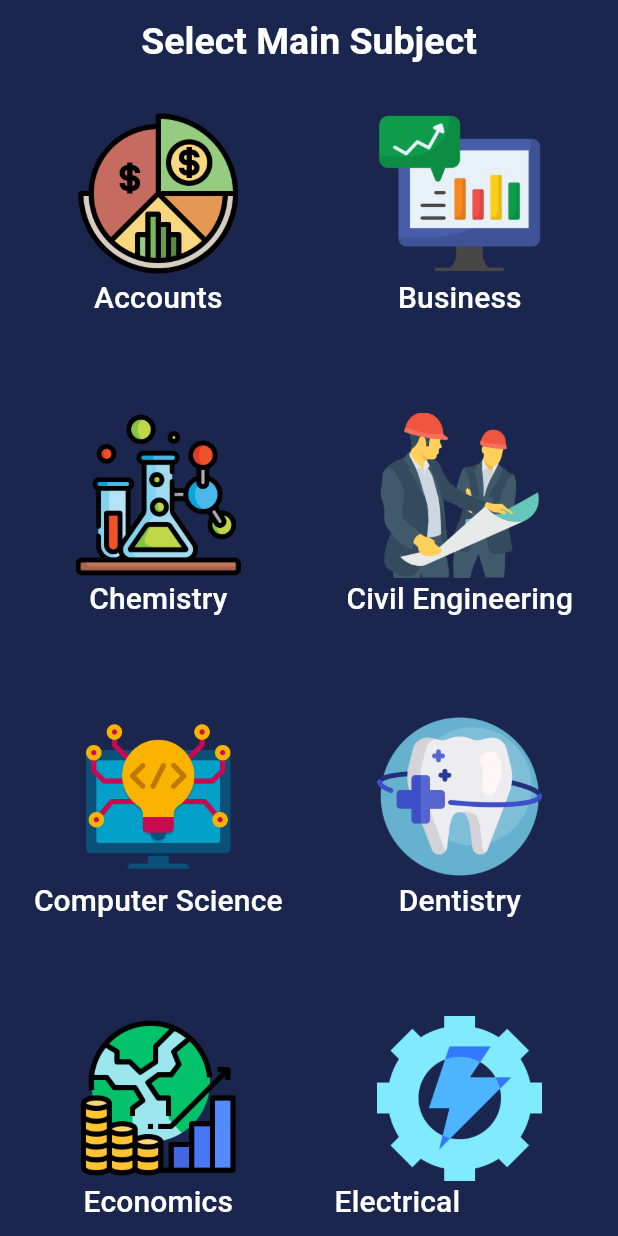
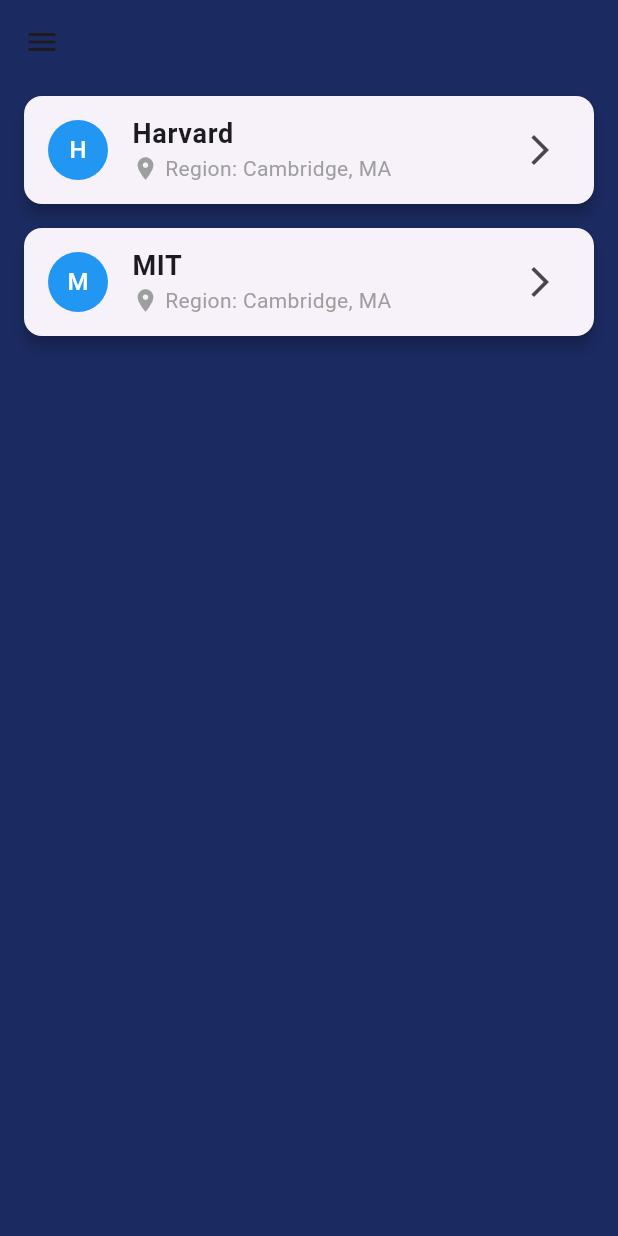
Before and after one commit to Lxghtning/SmartBengalHackathon24, a Flutter app: the Grid_MainSubject screen opened directly, after a tap on "Accounts", on a phone screen of 412 x 824 dp. Run offline on Flutter 3.47's test engine with Material 3 defaults, Android fonts, the phone set to English and light mode, and no system bars; our stand-ins replace cached_network_image, cloud_firestore, email_validator, firebase_auth, firebase_core, google_fonts and 2 more; accounts and stored records are empty.

Commit message:
trijalbhaiya op

```diff
--- a/lib/Components/NavBar.dart
+++ b/lib/Components/NavBar.dart
@@ -1,4 +1,5 @@
 import 'package:sbh24/Forum/forum.dart';
+import 'package:sbh24/Startup%20Screens/Grid.dart';
 import 'package:sbh24/main.dart';
 import 'package:sbh24/Components/Navigators.dart';
 import 'package:firebase_auth/firebase_auth.dart';
@@ -64,9 +65,9 @@ class NavBar extends StatelessWidget {
             title: const Text('Services'),
             children: [
               ListTile(
-                title: const Text("College Counselling"),
+                title: const Text("Connect with a professional"),
                 onTap: () {
-
+                    nav.navigateToPage(context, Grid_Country());
                 },
               ),
               ListTile(
--- /dev/null
+++ b/lib/Const/collegeDisplay.dart
@@ -0,0 +1,68 @@
+import 'package:flutter/material.dart';
+import 'package:hexcolor/hexcolor.dart';
+import 'package:sbh24/Components/NavBar.dart';
+
+class CollegeDisplay extends StatefulWidget {
+  const CollegeDisplay({super.key});
+
+  @override
+  State<CollegeDisplay> createState() => _CollegeDisplayState();
+}
+
+class _CollegeDisplayState extends State<CollegeDisplay> {
+  List<Map<String, String>> colleges = [
+    {"name": "Harvard", "region": "Cambridge, MA"},
+    {"name": "MIT", "region": "Cambridge, MA"},
+    // Add more colleges as needed
+  ];
+
+  @override
+  Widget build(BuildContext context) {
+    return Scaffold(
+      backgroundColor: HexColor("#1b2a61"),
+      drawer: NavBar(),
+      appBar: AppBar(
+        backgroundColor: Colors.transparent,
+      ),
+      body: ListView.builder(
+        itemCount: colleges.length,
+        itemBuilder: (context, index) {
+          return Card(
+            margin: EdgeInsets.symmetric(horizontal: 16, vertical: 8),
+            elevation: 4,
+            shape: RoundedRectangleBorder(
+              borderRadius: BorderRadius.circular(12),
+            ),
+            child: ListTile(
+              leading: CircleAvatar(
+                child: Text(
+                  colleges[index]["name"]![0], // Displaying the first character of college name
+                  style: TextStyle(color: Colors.white),
+                ),
+                backgroundColor: Colors.blue, // You can customize the background color
+              ),
+              title: Text(
+                colleges[index]["name"]!,
+                style: TextStyle(fontSize: 18, fontWeight: FontWeight.bold),
+              ),
+              subtitle: Row(
+                children: [
+                  Icon(Icons.location_on, color: Colors.grey, size: 18),
+                  SizedBox(width: 4),
+                  Text(
+                    "Region: ${colleges[index]["region"]}",
+                    style: TextStyle(fontSize: 14, color: Colors.grey),
+                  ),
+                ],
+              ),
+              trailing: Icon(Icons.arrow_forward_ios),
+              onTap: () {
+                // Handle onTap if needed
+              },
+            ),
+          );
+        },
+      ),
+    );
+  }
+}
--- a/lib/Startup Screens/Grid.dart
+++ b/lib/Startup Screens/Grid.dart
@@ -1,5 +1,7 @@
  import 'package:flutter/material.dart';
+import 'package:page_transition/page_transition.dart';
 import 'package:sbh24/Components/Navigators.dart';
+import 'package:sbh24/Const/collegeDisplay.dart';
 
 class Grid_Country extends StatelessWidget {
  List<String> country =['USA', 'Canada', 'United Kingdom', 'Australia', 'Germany', 'France', 'Netherlands', 'Singapore'];
@@ -68,19 +70,26 @@ class Grid_MainSubject extends StatelessWidget {
         child: GridView.builder(
           gridDelegate: SliverGridDelegateWithFixedCrossAxisCount(
             crossAxisCount: 2,
-            crossAxisSpacing: 10,
-            mainAxisSpacing: 10,
+            crossAxisSpacing: 35,
+            mainAxisSpacing: 0,
+            childAspectRatio: 1/1.5,
           ),
           itemCount: Subjects.length,
           itemBuilder: (BuildContext context, int index) {
-            return TextButton(
-              onPressed: () {},
-              child: Column(
-                children: [
-                  Image.asset(Icons[index], height: 110, width: 110,),
-                  Center(child: Text(Subjects[index], style: TextStyle(fontSize: 20, color: Colors.white),)),
+            return SizedBox(
+              height: MediaQuery.of(context).size.height * 0.3,
+              child: GestureDetector(
+                onTap: () {
+                  navigation().navigateToPage(context, CollegeDisplay());
+                },
+                child: Column(
+                  children: [
+                    Image.asset(Icons[index], fit: BoxFit.cover),
+                    const SizedBox(height: 5,),
+                    Center(child: Text(Subjects[index], style: TextStyle(fontSize: 18, color: Colors.white),)),
 
-                ],
+                  ],
+                ),
               ),
             );
 
```
Also changed, not shown: lib/Const/collegeBuddyDisplay.dart (added, +67 -0 lines), lib/Forum/forum.dart (+16 -19 lines), lib/Forum/forumBackend.dart (+8 -2 lines).
